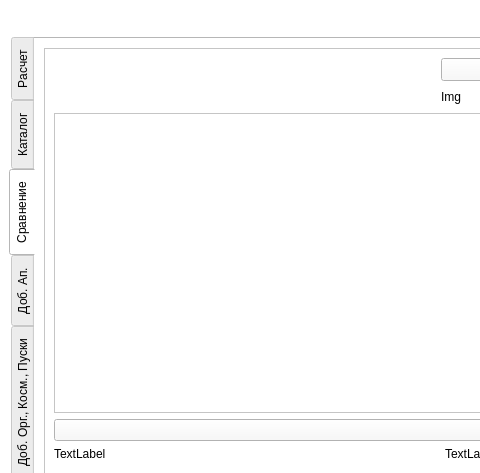
The window that mainwindow.ui (egor0665/VKBR) describes before a commit, drawn with Qt 5; both pictures show x 0 to 480 and y 0 to 473 of the 1266 by 797 pixel window.
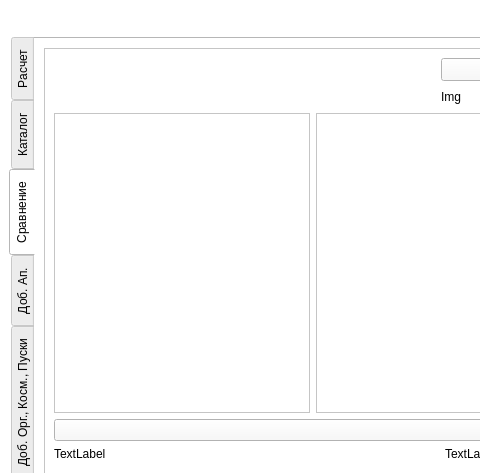
The same window after the commit. The open tabs and pages were chosen to show the change. Custom widgets are drawn as their Qt base class.

```diff
--- a/mainwindow.ui
+++ b/mainwindow.ui
@@ -902,7 +902,7 @@
                <x>0</x>
                <y>0</y>
                <width>1183</width>
-               <height>934</height>
+               <height>936</height>
               </rect>
              </property>
              <layout class="QVBoxLayout" name="verticalLayout_8">
@@ -1128,6 +1128,18 @@
                  </layout>
                 </item>
                 <item>
+                 <layout class="QHBoxLayout" name="horizontalLayout_24">
+                  <item>
+                   <widget class="QListWidget" name="listWidget_2">
+                    <property name="sizePolicy">
+                     <sizepolicy hsizetype="Minimum" vsizetype="Expanding">
+                      <horstretch>0</horstretch>
+                      <verstretch>0</verstretch>
+                     </sizepolicy>
+                    </property>
+                   </widget>
+                  </item>
+                  <item>
                  <widget class="QTableWidget" name="tableWidget_4">
                   <property name="minimumSize">
                    <size>
@@ -1139,6 +1151,8 @@
                    <bool>true</bool>
                   </attribute>
                  </widget>
+                  </item>
+                 </layout>
                 </item>
                 <item>
                  <widget class="QPushButton" name="pushButton">
```
Left out of the diff: 2 changed lines with no effect on the pictures. Lines whose indentation alone changed are shown as unchanged.
